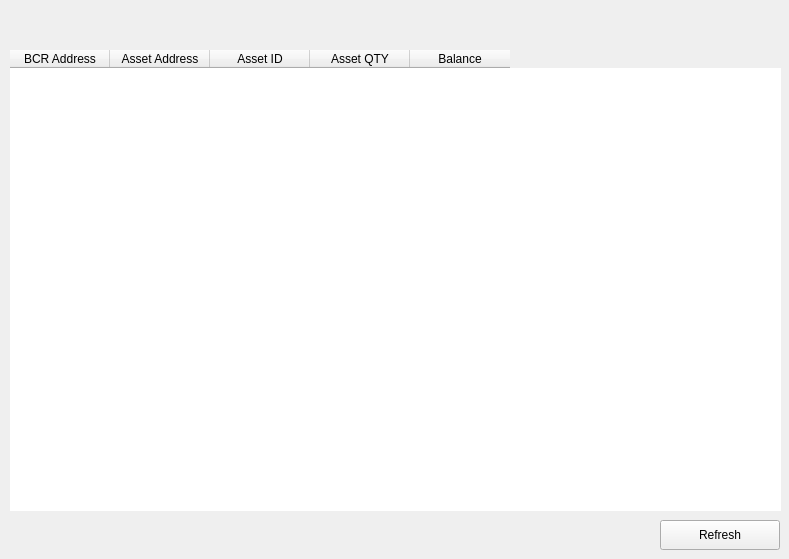
The window that src/qt/forms/assetspage.ui (thelonecrouton/bitcredit) describes before a commit, drawn with Qt 5.
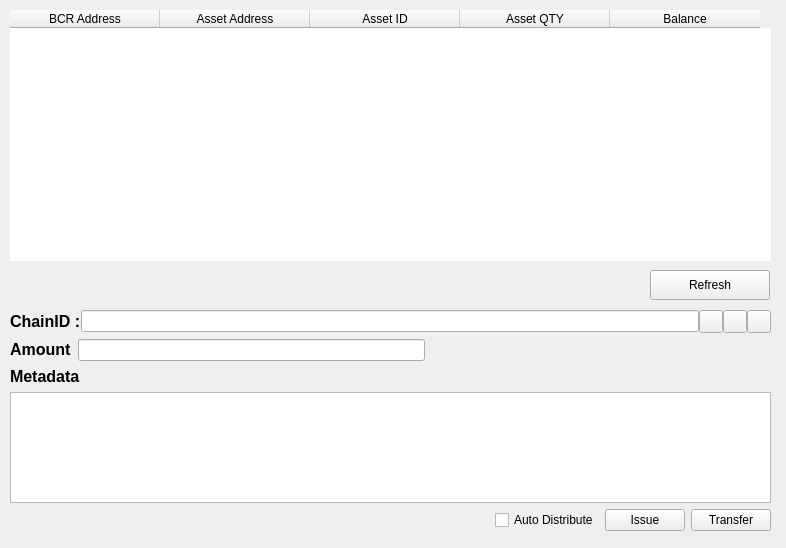
The same window after the commit. Icons and pictures are not drawn. Custom widgets are drawn as their Qt base class.

```diff
--- a/src/qt/forms/assetspage.ui
+++ b/src/qt/forms/assetspage.ui
@@ -6,54 +6,20 @@
    <rect>
     <x>0</x>
     <y>0</y>
-    <width>789</width>
-    <height>559</height>
+    <width>786</width>
+    <height>548</height>
    </rect>
   </property>
   <property name="windowTitle">
    <string>Form</string>
   </property>
-  <widget class="QPushButton" name="startButton">
-   <property name="geometry">
-    <rect>
-     <x>660</x>
-     <y>520</y>
-     <width>120</width>
-     <height>30</height>
-    </rect>
-   </property>
-   <property name="sizePolicy">
-    <sizepolicy hsizetype="Fixed" vsizetype="Fixed">
-     <horstretch>0</horstretch>
-     <verstretch>0</verstretch>
-    </sizepolicy>
-   </property>
-   <property name="minimumSize">
-    <size>
-     <width>120</width>
-     <height>30</height>
-    </size>
-   </property>
-   <property name="maximumSize">
-    <size>
-     <width>16777215</width>
-     <height>30</height>
-    </size>
-   </property>
-   <property name="styleSheet">
-    <string notr="true"/>
-   </property>
-   <property name="text">
-    <string>Refresh</string>
-   </property>
-  </widget>
   <widget class="QTableWidget" name="tableWidget">
    <property name="geometry">
     <rect>
      <x>10</x>
-     <y>50</y>
-     <width>771</width>
-     <height>461</height>
+     <y>10</y>
+     <width>761</width>
+     <height>251</height>
     </rect>
    </property>
    <property name="frameShape">
@@ -63,7 +29,7 @@
     <enum>QFrame::Sunken</enum>
    </property>
    <property name="sizeAdjustPolicy">
-    <enum>QAbstractScrollArea::AdjustToContents</enum>
+    <enum>QAbstractScrollArea::AdjustToContentsOnFirstShow</enum>
    </property>
    <property name="editTriggers">
     <set>QAbstractItemView::NoEditTriggers</set>
@@ -77,9 +43,18 @@
    <property name="showGrid">
     <bool>false</bool>
    </property>
+   <property name="gridStyle">
+    <enum>Qt::NoPen</enum>
+   </property>
    <property name="sortingEnabled">
     <bool>true</bool>
    </property>
+   <attribute name="horizontalHeaderDefaultSectionSize">
+    <number>150</number>
+   </attribute>
+   <attribute name="verticalHeaderVisible">
+    <bool>false</bool>
+   </attribute>
    <column>
     <property name="text">
      <string>BCR Address</string>
@@ -106,7 +81,225 @@
     </property>
    </column>
   </widget>
+  <widget class="QWidget" name="verticalLayoutWidget">
+   <property name="geometry">
+    <rect>
+     <x>10</x>
+     <y>310</y>
+     <width>761</width>
+     <height>221</height>
+    </rect>
+   </property>
+   <layout class="QVBoxLayout" name="verticalLayout">
+    <item>
+     <layout class="QHBoxLayout" name="sendToLayout">
+      <property name="spacing">
+       <number>0</number>
+      </property>
+      <item>
+       <widget class="QLabel" name="label_2">
+        <property name="sizePolicy">
+         <sizepolicy hsizetype="Preferred" vsizetype="Preferred">
+          <horstretch>0</horstretch>
+          <verstretch>0</verstretch>
+         </sizepolicy>
+        </property>
+        <property name="text">
+         <string>&lt;html&gt;&lt;head/&gt;&lt;body&gt;&lt;p&gt;&lt;span style=&quot; font-size:12pt; font-weight:600;&quot;&gt;ChainID :&lt;/span&gt;&lt;/p&gt;&lt;/body&gt;&lt;/html&gt;</string>
+        </property>
+       </widget>
+      </item>
+      <item>
+       <widget class="QValidatedLineEdit" name="chainID">
+        <property name="toolTip">
+         <string>The address to send the payment to  (e.g. 4Zo1ga6xuKuQ7JV7M9rGDoxdbYwV5zgQJ5)</string>
+        </property>
+        <property name="maxLength">
+         <number>34</number>
+        </property>
+       </widget>
+      </item>
+      <item>
+       <widget class="QToolButton" name="addressBookButton">
+        <property name="toolTip">
+         <string>&lt;html&gt;&lt;head/&gt;&lt;body&gt;&lt;p&gt;&lt;span style=&quot; color:#ffffff;&quot;&gt;Choose address from address book&lt;/span&gt;&lt;/p&gt;&lt;/body&gt;&lt;/html&gt;</string>
+        </property>
+        <property name="text">
+         <string/>
+        </property>
+        <property name="icon">
+         <iconset resource="../bitcredit.qrc">
+          <normaloff>:/icons/address-book</normaloff>:/icons/address-book</iconset>
+        </property>
+        <property name="shortcut">
+         <string>Alt+A</string>
+        </property>
+       </widget>
+      </item>
+      <item>
+       <widget class="QToolButton" name="pasteButton">
+        <property name="toolTip">
+         <string>&lt;html&gt;&lt;head/&gt;&lt;body&gt;&lt;p&gt;&lt;span style=&quot; color:#ffffff;&quot;&gt;Paste address from clipboard&lt;/span&gt;&lt;/p&gt;&lt;/body&gt;&lt;/html&gt;</string>
+        </property>
+        <property name="text">
+         <string/>
+        </property>
+        <property name="icon">
+         <iconset resource="../bitcredit.qrc">
+          <normaloff>:/icons/editpaste</normaloff>:/icons/editpaste</iconset>
+        </property>
+        <property name="shortcut">
+         <string>Alt+P</string>
+        </property>
+       </widget>
+      </item>
+      <item>
+       <widget class="QToolButton" name="deleteButton">
+        <property name="toolTip">
+         <string>&lt;html&gt;&lt;head/&gt;&lt;body&gt;&lt;p&gt;&lt;span style=&quot; color:#ffffff;&quot;&gt;Remove this recipient&lt;/span&gt;&lt;/p&gt;&lt;/body&gt;&lt;/html&gt;</string>
+        </property>
+        <property name="text">
+         <string/>
+        </property>
+        <property name="icon">
+         <iconset resource="../bitcredit.qrc">
+          <normaloff>:/icons/remove</normaloff>:/icons/remove</iconset>
+        </property>
+       </widget>
+      </item>
+     </layout>
+    </item>
+    <item>
+     <layout class="QHBoxLayout" name="horizontalLayout">
+      <item>
+       <widget class="QLabel" name="label_3">
+        <property name="sizePolicy">
+         <sizepolicy hsizetype="Preferred" vsizetype="Preferred">
+          <horstretch>0</horstretch>
+          <verstretch>0</verstretch>
+         </sizepolicy>
+        </property>
+        <property name="text">
+         <string>&lt;html&gt;&lt;head/&gt;&lt;body&gt;&lt;p&gt;&lt;span style=&quot; font-size:12pt; font-weight:600;&quot;&gt;Amount&lt;/span&gt;&lt;/p&gt;&lt;/body&gt;&lt;/html&gt;</string>
+        </property>
+       </widget>
+      </item>
+      <item>
+       <widget class="QLineEdit" name="amount"/>
+      </item>
+      <item>
+       <spacer name="horizontalSpacer_2">
+        <property name="orientation">
+         <enum>Qt::Horizontal</enum>
+        </property>
+        <property name="sizeHint" stdset="0">
+         <size>
+          <width>40</width>
+          <height>20</height>
+         </size>
+        </property>
+       </spacer>
+      </item>
+     </layout>
+    </item>
+    <item>
+     <layout class="QVBoxLayout" name="verticalLayout_2">
+      <item>
+       <widget class="QLabel" name="label_4">
+        <property name="text">
+         <string>&lt;html&gt;&lt;head/&gt;&lt;body&gt;&lt;p&gt;&lt;span style=&quot; font-size:12pt; font-weight:600;&quot;&gt;Metadata&lt;/span&gt;&lt;/p&gt;&lt;/body&gt;&lt;/html&gt;</string>
+        </property>
+       </widget>
+      </item>
+      <item>
+       <widget class="QPlainTextEdit" name="metadata"/>
+      </item>
+      <item>
+       <layout class="QHBoxLayout" name="horizontalLayout_3">
+        <item>
+         <spacer name="horizontalSpacer">
+          <property name="orientation">
+           <enum>Qt::Horizontal</enum>
+          </property>
+          <property name="sizeHint" stdset="0">
+           <size>
+            <width>40</width>
+            <height>20</height>
+           </size>
+          </property>
+         </spacer>
+        </item>
+        <item>
+         <widget class="QCheckBox" name="distribute">
+          <property name="text">
+           <string>Auto Distribute</string>
+          </property>
+         </widget>
+        </item>
+        <item>
+         <widget class="QPushButton" name="issueButton">
+          <property name="text">
+           <string>Issue</string>
+          </property>
+         </widget>
+        </item>
+        <item>
+         <widget class="QPushButton" name="transferButton">
+          <property name="text">
+           <string>Transfer</string>
+          </property>
+         </widget>
+        </item>
+       </layout>
+      </item>
+     </layout>
+    </item>
+   </layout>
+  </widget>
+  <widget class="QPushButton" name="startButton">
+   <property name="geometry">
+    <rect>
+     <x>650</x>
+     <y>270</y>
+     <width>120</width>
+     <height>30</height>
+    </rect>
+   </property>
+   <property name="sizePolicy">
+    <sizepolicy hsizetype="Fixed" vsizetype="Fixed">
+     <horstretch>0</horstretch>
+     <verstretch>0</verstretch>
+    </sizepolicy>
+   </property>
+   <property name="minimumSize">
+    <size>
+     <width>120</width>
+     <height>30</height>
+    </size>
+   </property>
+   <property name="maximumSize">
+    <size>
+     <width>16777215</width>
+     <height>30</height>
+    </size>
+   </property>
+   <property name="styleSheet">
+    <string notr="true"/>
+   </property>
+   <property name="text">
+    <string>Refresh</string>
+   </property>
+  </widget>
  </widget>
- <resources/>
+ <customwidgets>
+  <customwidget>
+   <class>QValidatedLineEdit</class>
+   <extends>QLineEdit</extends>
+   <header>qvalidatedlineedit.h</header>
+  </customwidget>
+ </customwidgets>
+ <resources>
+  <include location="../bitcredit.qrc"/>
+ </resources>
  <connections/>
 </ui>
```
